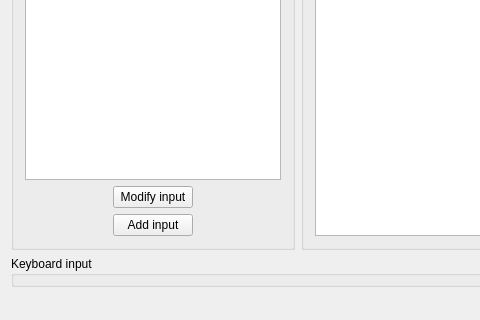
Old version of the form courses/prog_base_3/project/qSynth/mainwindow.ui in the repository k-gregory/OP_repo; both pictures show x 0 to 480 and y 312 to 632 of the 795 by 632 pixel window.
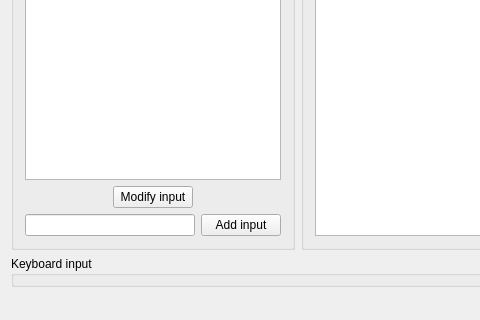
New version of the form.

```diff
--- a/courses/prog_base_3/project/qSynth/mainwindow.ui
+++ b/courses/prog_base_3/project/qSynth/mainwindow.ui
@@ -55,7 +55,12 @@
            </property>
           </widget>
          </item>
-         <item alignment="Qt::AlignHCenter">
+         <item>
+          <layout class="QHBoxLayout" name="horizontalLayout_2">
+           <item>
+            <widget class="QLineEdit" name="lineEdit"/>
+           </item>
+           <item>
           <widget class="QPushButton" name="inputAddBtn">
            <property name="sizePolicy">
             <sizepolicy hsizetype="Maximum" vsizetype="Maximum">
@@ -69,9 +74,8 @@
           </widget>
          </item>
         </layout>
-        <zorder>inputsList</zorder>
-        <zorder>inputAddBtn</zorder>
-        <zorder>inputModifyBtn</zorder>
+         </item>
+        </layout>
        </widget>
       </item>
       <item row="1" column="2">
```
Lines whose indentation alone changed are shown as unchanged.
